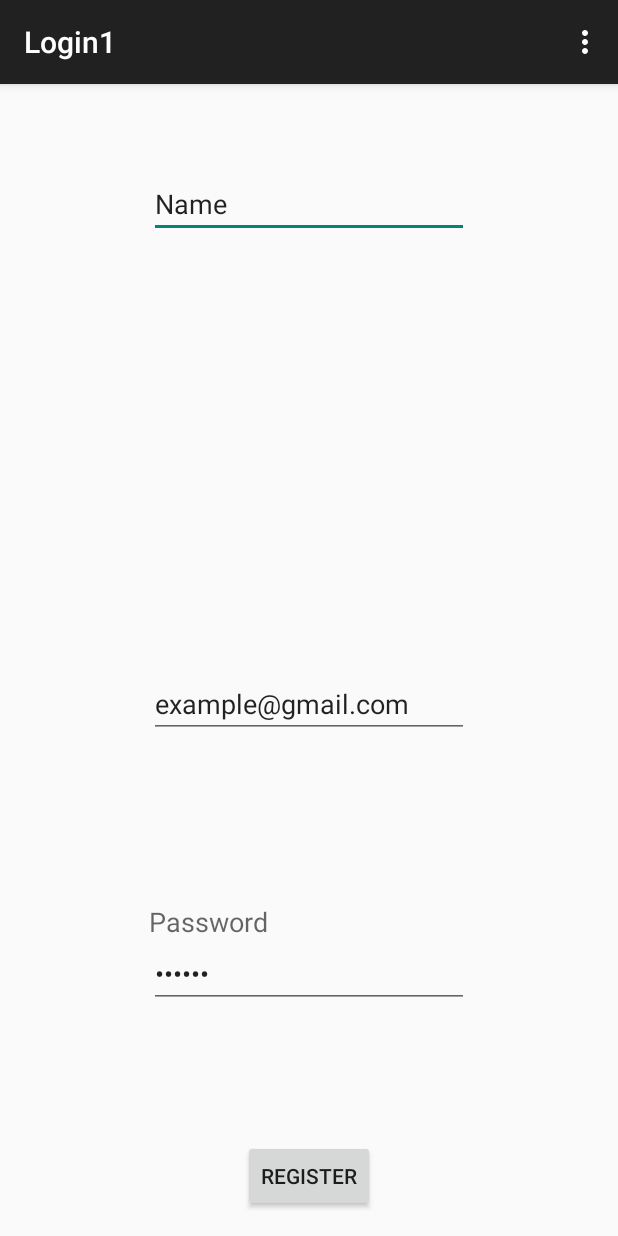
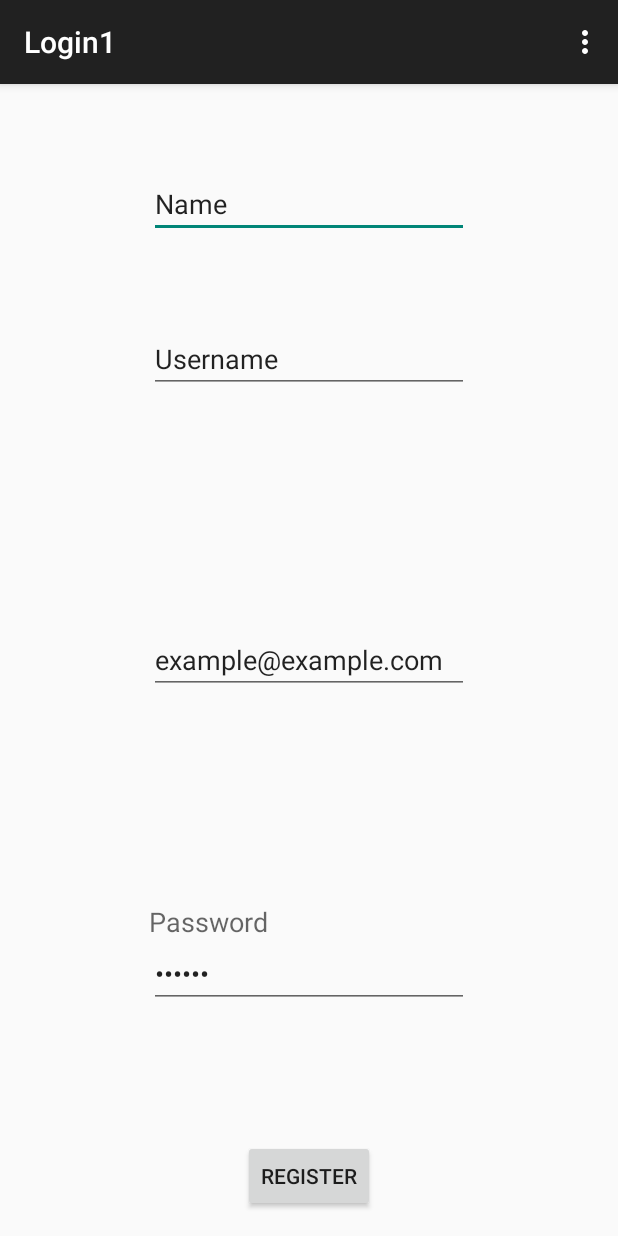
Before and after one commit to goutamvenkat/CS2340-Android, an Android app: the Registration screen opened directly, with no data from a screen before it, on a phone screen of 412 x 824 dp. Run offline under Robolectric (Android 15) with nearby library versions, the phone set to English and light mode, and no system bars.

Commit message:
M3 changes

```diff
--- a/Shoppingwithfriends/app/src/main/AndroidManifest.xml
+++ b/Shoppingwithfriends/app/src/main/AndroidManifest.xml
@@ -20,6 +20,8 @@
             android:name=".Registration"
             android:label="@string/title_activity_login1" >
         </activity>
+        <activity android:name=".LoginPage"
+                 ></activity>
     </application>
 
 </manifest>
--- a/Shoppingwithfriends/app/src/main/java/com/example/suvrat/shoppingwithfriends/Registration.java
+++ b/Shoppingwithfriends/app/src/main/java/com/example/suvrat/shoppingwithfriends/Registration.java
@@ -13,14 +13,18 @@ import android.view.View;
 
 import java.util.ArrayList;
 import java.util.HashMap;
+import java.util.HashSet;
 import java.util.Map;
+import java.util.Set;
 
 
 public class Registration extends ActionBarActivity {
     private String name;
+    private String username;
+    private String password;
     private String email;
-    private String password;
-    protected Map<String, String> emails_and_passwords = new HashMap<>();
+    protected Map<String, String> usernames_and_passwords = new HashMap<>();
+    protected Set<String> emails = new HashSet<>();
     @Override
     protected void onCreate(final Bundle savedInstanceState) {
         super.onCreate(savedInstanceState);
@@ -32,10 +36,12 @@ public class Registration extends ActionBarActivity {
         register.setOnClickListener(new View.OnClickListener(){
             public void onClick(View view) {
                 name = ((EditText) findViewById(R.id.name)).getText().toString();
+                username = ((EditText) findViewById(R.id.username)).getText().toString();
+                password = ((EditText) findViewById(R.id.password)).getText().toString();
                 email = ((EditText) findViewById(R.id.email)).getText().toString();
-                password = ((EditText) findViewById(R.id.password)).getText().toString();
-                if (!emails_and_passwords.containsKey(email)) {
-                    emails_and_passwords.put(email,password);
+                if (!usernames_and_passwords.containsKey(username)) {
+                    usernames_and_passwords.put(username,password);
+                    emails.add(email);
                     setContentView(R.layout.registration_confirmation);
                     Button ok = (Button)findViewById(R.id.confirmed);
                     ok.setOnClickListener(new View.OnClickListener(){
--- a/Shoppingwithfriends/app/src/main/res/layout/activity_login.xml
+++ b/Shoppingwithfriends/app/src/main/res/layout/activity_login.xml
@@ -22,7 +22,7 @@
         android:id="@+id/button"
         android:layout_below="@+id/textView"
         android:layout_centerHorizontal="true"
-        android:onClick="launchLogin"
+        android:onClick="launchRegistration"
         android:layout_marginTop="49dp" />
 
     <Button
@@ -32,6 +32,7 @@
         android:id="@+id/button2"
         android:layout_below="@+id/button"
         android:layout_centerHorizontal="true"
+        android:onClick="launchLogin"
         android:layout_marginTop="44dp" />
 
 </RelativeLayout>
--- a/Shoppingwithfriends/app/src/main/res/layout/activity_registration.xml
+++ b/Shoppingwithfriends/app/src/main/res/layout/activity_registration.xml
@@ -14,8 +14,8 @@
         android:id="@+id/name"
         android:text="Name"
         android:layout_alignParentTop="true"
-        android:layout_alignLeft="@+id/email"
-        android:layout_alignStart="@+id/email"
+        android:layout_alignLeft="@+id/username"
+        android:layout_alignStart="@+id/username"
         android:layout_marginTop="41dp" />
 
     <EditText
@@ -34,12 +34,12 @@
         android:layout_height="wrap_content"
         android:inputType="textEmailAddress"
         android:ems="10"
-        android:id="@+id/email"
-        android:text="example@gmail.com"
-        android:layout_above="@+id/textView2"
+        android:id="@+id/username"
+        android:text="Username"
+        android:layout_below="@+id/name"
         android:layout_alignLeft="@+id/textView2"
         android:layout_alignStart="@+id/textView2"
-        android:layout_marginBottom="110dp" />
+        android:layout_marginTop="58dp" />
 
     <TextView
         android:layout_width="wrap_content"
@@ -60,4 +60,15 @@
         android:layout_alignParentBottom="true"
         android:layout_centerHorizontal="true" />
 
+    <EditText
+        android:layout_width="wrap_content"
+        android:layout_height="wrap_content"
+        android:inputType="textEmailAddress"
+        android:ems="10"
+        android:id="@+id/email"
+        android:text="example@example.com"
+        android:layout_centerVertical="true"
+        android:layout_alignLeft="@+id/username"
+        android:layout_alignStart="@+id/username" />
+
 </RelativeLayout>
```
Also changed, not shown: Shoppingwithfriends/app/src/main/java/com/example/suvrat/shoppingwithfriends/Login.java (+6 -1 lines), Shoppingwithfriends/app/src/main/java/com/example/suvrat/shoppingwithfriends/LoginPage.java (added, +42 -0 lines), Shoppingwithfriends/app/src/main/res/layout/logged_in.xml (added, +14 -0 lines), Shoppingwithfriends/app/src/main/res/layout/loginpage.xml (added, +34 -0 lines).
